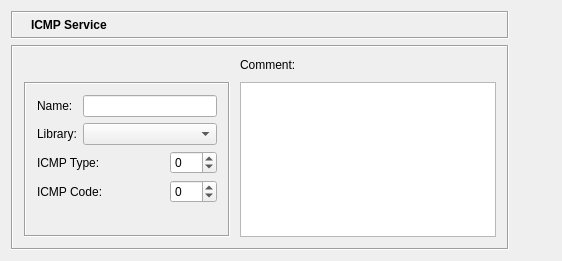
Above: src/gui/icmpservicedialog_q.ui from fwbuilder/fwbuilder before the change. Below: the same form after it.
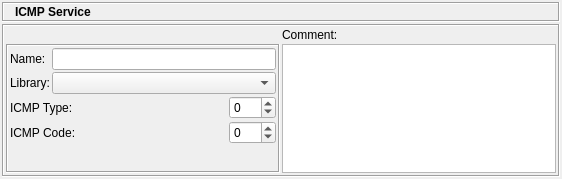
That is the form after the change. Icons and pictures are not drawn.

What changed in the file:
```diff
--- a/src/gui/icmpservicedialog_q.ui
+++ b/src/gui/icmpservicedialog_q.ui
@@ -9,13 +9,11 @@
     <x>0</x>
     <y>0</y>
     <width>562</width>
-    <height>261</height>
+    <height>179</height>
    </rect>
   </property>
   <property name="sizePolicy" >
-   <sizepolicy>
-    <hsizetype>1</hsizetype>
-    <vsizetype>5</vsizetype>
+   <sizepolicy vsizetype="Preferred" hsizetype="Minimum" >
     <horstretch>0</horstretch>
     <verstretch>0</verstretch>
    </sizepolicy>
@@ -24,11 +22,23 @@
    <string>ICMP</string>
   </property>
   <layout class="QGridLayout" >
-   <property name="margin" >
-    <number>11</number>
+   <property name="leftMargin" >
+    <number>2</number>
    </property>
-   <property name="spacing" >
-    <number>6</number>
+   <property name="topMargin" >
+    <number>2</number>
+   </property>
+   <property name="rightMargin" >
+    <number>2</number>
+   </property>
+   <property name="bottomMargin" >
+    <number>2</number>
+   </property>
+   <property name="horizontalSpacing" >
+    <number>2</number>
+   </property>
+   <property name="verticalSpacing" >
+    <number>2</number>
    </property>
    <item row="0" column="0" >
     <layout class="QVBoxLayout" >
@@ -36,18 +46,34 @@
       <number>0</number>
      </property>
      <property name="spacing" >
-      <number>6</number>
+      <number>2</number>
+     </property>
+     <property name="leftMargin" >
+      <number>0</number>
+     </property>
+     <property name="topMargin" >
+      <number>0</number>
+     </property>
+     <property name="rightMargin" >
+      <number>0</number>
+     </property>
+     <property name="bottomMargin" >
+      <number>0</number>
      </property>
      <item>
       <widget class="QFrame" name="frame3" >
        <property name="sizePolicy" >
-        <sizepolicy>
-         <hsizetype>5</hsizetype>
-         <vsizetype>0</vsizetype>
+        <sizepolicy vsizetype="Fixed" hsizetype="Preferred" >
          <horstretch>0</horstretch>
          <verstretch>0</verstretch>
         </sizepolicy>
        </property>
+       <property name="minimumSize" >
+        <size>
+         <width>16</width>
+         <height>20</height>
+        </size>
+       </property>
        <property name="frameShape" >
         <enum>QFrame::Box</enum>
        </property>
@@ -55,11 +81,23 @@
         <enum>QFrame::Sunken</enum>
        </property>
        <layout class="QGridLayout" >
-        <property name="margin" >
-         <number>5</number>
+        <property name="leftMargin" >
+         <number>2</number>
         </property>
-        <property name="spacing" >
-         <number>6</number>
+        <property name="topMargin" >
+         <number>2</number>
+        </property>
+        <property name="rightMargin" >
+         <number>2</number>
+        </property>
+        <property name="bottomMargin" >
+         <number>2</number>
+        </property>
+        <property name="horizontalSpacing" >
+         <number>2</number>
+        </property>
+        <property name="verticalSpacing" >
+         <number>2</number>
         </property>
         <item row="0" column="1" >
          <widget class="QLabel" name="editorTitle" >
@@ -80,9 +118,7 @@
         <item row="0" column="0" >
          <widget class="QLabel" name="pixmapLabel1" >
           <property name="sizePolicy" >
-           <sizepolicy>
-            <hsizetype>0</hsizetype>
-            <vsizetype>0</vsizetype>
+           <sizepolicy vsizetype="Fixed" hsizetype="Fixed" >
             <horstretch>0</horstretch>
             <verstretch>0</verstretch>
            </sizepolicy>
@@ -110,18 +146,28 @@
         <enum>QFrame::Sunken</enum>
        </property>
        <layout class="QGridLayout" >
-        <property name="margin" >
-         <number>11</number>
+        <property name="leftMargin" >
+         <number>2</number>
         </property>
-        <property name="spacing" >
-         <number>10</number>
+        <property name="topMargin" >
+         <number>2</number>
+        </property>
+        <property name="rightMargin" >
+         <number>2</number>
+        </property>
+        <property name="bottomMargin" >
+         <number>2</number>
+        </property>
+        <property name="horizontalSpacing" >
+         <number>2</number>
+        </property>
+        <property name="verticalSpacing" >
+         <number>2</number>
         </property>
         <item row="1" column="1" >
          <widget class="QTextEdit" name="comment" >
           <property name="sizePolicy" >
-           <sizepolicy>
-            <hsizetype>7</hsizetype>
-            <vsizetype>7</vsizetype>
+           <sizepolicy vsizetype="Expanding" hsizetype="Expanding" >
             <horstretch>0</horstretch>
             <verstretch>0</verstretch>
            </sizepolicy>
@@ -147,22 +193,6 @@
           </property>
          </widget>
         </item>
-        <item row="1" column="2" >
-         <spacer>
-          <property name="orientation" >
-           <enum>Qt::Horizontal</enum>
-          </property>
-          <property name="sizeType" >
-           <enum>QSizePolicy::Expanding</enum>
-          </property>
-          <property name="sizeHint" >
-           <size>
-            <width>0</width>
-            <height>20</height>
-           </size>
-          </property>
-         </spacer>
-        </item>
         <item row="1" column="0" >
          <widget class="QFrame" name="frame30" >
           <property name="frameShape" >
@@ -172,11 +202,23 @@
            <enum>QFrame::Sunken</enum>
           </property>
           <layout class="QGridLayout" >
-           <property name="margin" >
-            <number>11</number>
+           <property name="leftMargin" >
+            <number>2</number>
            </property>
-           <property name="spacing" >
-            <number>6</number>
+           <property name="topMargin" >
+            <number>2</number>
+           </property>
+           <property name="rightMargin" >
+            <number>2</number>
+           </property>
+           <property name="bottomMargin" >
+            <number>2</number>
+           </property>
+           <property name="horizontalSpacing" >
+            <number>2</number>
+           </property>
+           <property name="verticalSpacing" >
+            <number>2</number>
            </property>
            <item row="4" column="2" >
             <spacer>
@@ -184,12 +226,12 @@
               <enum>Qt::Vertical</enum>
              </property>
              <property name="sizeType" >
-              <enum>QSizePolicy::Expanding</enum>
+              <enum>QSizePolicy::MinimumExpanding</enum>
              </property>
              <property name="sizeHint" >
               <size>
                <width>20</width>
-               <height>20</height>
+               <height>5</height>
               </size>
              </property>
             </spacer>
@@ -197,9 +239,7 @@
            <item row="0" column="0" >
             <widget class="QLabel" name="textLabel1" >
              <property name="sizePolicy" >
-              <sizepolicy>
-               <hsizetype>5</hsizetype>
-               <vsizetype>5</vsizetype>
+              <sizepolicy vsizetype="Preferred" hsizetype="Preferred" >
                <horstretch>0</horstretch>
                <verstretch>0</verstretch>
               </sizepolicy>
@@ -215,9 +255,7 @@
            <item row="1" column="1" colspan="3" >
             <widget class="QComboBox" name="libs" >
              <property name="sizePolicy" >
-              <sizepolicy>
-               <hsizetype>7</hsizetype>
-               <vsizetype>0</vsizetype>
+              <sizepolicy vsizetype="Fixed" hsizetype="Expanding" >
                <horstretch>0</horstretch>
                <verstretch>0</verstretch>
               </sizepolicy>
@@ -323,26 +361,9 @@
      </item>
     </layout>
    </item>
-   <item row="0" column="1" >
-    <spacer>
-     <property name="orientation" >
-      <enum>Qt::Horizontal</enum>
-     </property>
-     <property name="sizeType" >
-      <enum>QSizePolicy::Expanding</enum>
-     </property>
-     <property name="sizeHint" >
-      <size>
-       <width>40</width>
-       <height>20</height>
-      </size>
-     </property>
-    </spacer>
-   </item>
   </layout>
  </widget>
- <layoutdefault spacing="6" margin="11" />
- <pixmapfunction></pixmapfunction>
+ <layoutdefault spacing="2" margin="2" />
  <tabstops>
   <tabstop>obj_name</tabstop>
   <tabstop>libs</tabstop>
```
Left out of the diff: 15 changed lines with no effect on the pictures.
